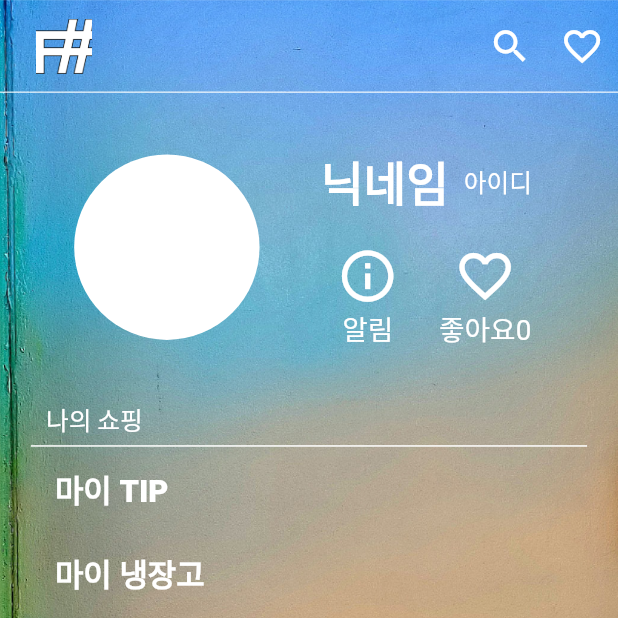
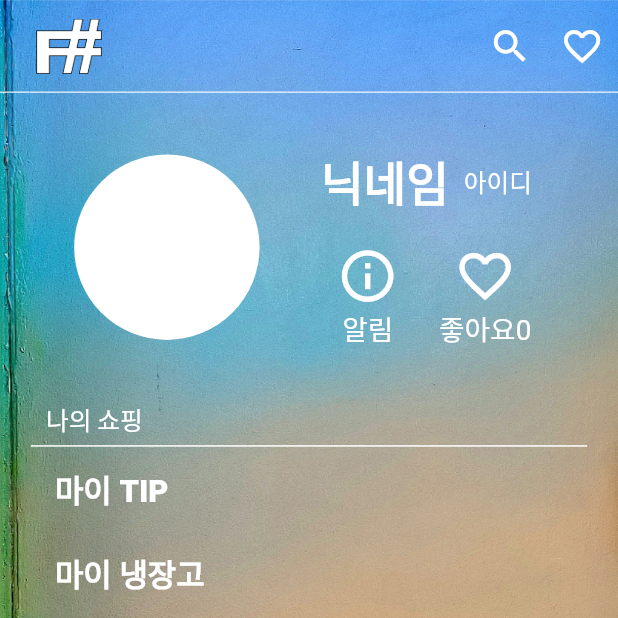
Before and after one commit to wjsghk9029/F-_Flutter_cj, a Flutter app: the MainPage screen opened directly, item 5 of the bottom bar chosen, on a phone screen of 412 x 824 dp, the top half of it. Run offline on Flutter 3.47's test engine with Material 2 defaults, Android fonts, the light colour scheme and no system bars; our stand-ins replace double_back_to_close_app, flutter_secure_storage, flutter_spinkit, get, google_sign_in, video_player and 1 more; missing offline and left inert: kopo; accounts and stored records are empty; network calls fail; Roboto replaces fonts that are missing (SourceHanSansKR); statements that could not run were skipped.

```diff
--- a/lib/page/main/page/widget/main_appbar.dart
+++ b/lib/page/main/page/widget/main_appbar.dart
@@ -20,8 +20,9 @@ Widget buildAppBar() {
       backgroundColor: Colors.transparent,
       title: IconButton(
         onPressed: ()=>Get.offAll(MainPage()),
-        iconSize: Get.height * 0.045,
+        iconSize: Get.height * 0.06,
         icon: Container(
+          color: Colors.transparent,
           alignment: Alignment.centerLeft,
           child: Image.asset('assets/logo_white.png',
             fit: BoxFit.cover,
```
